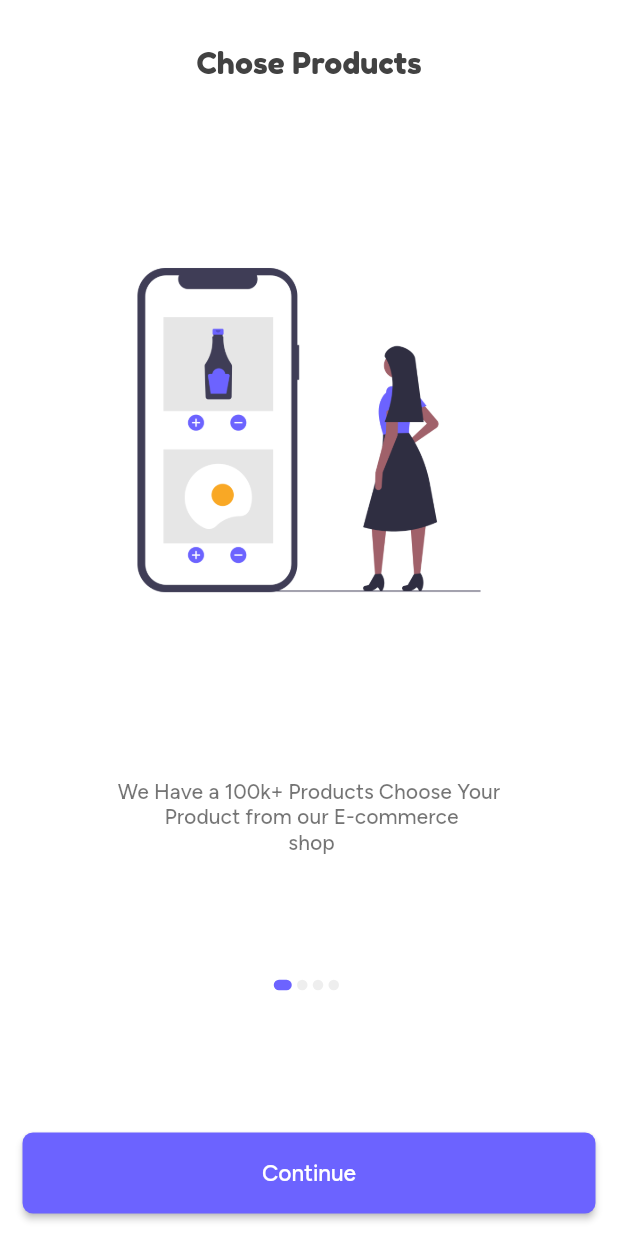
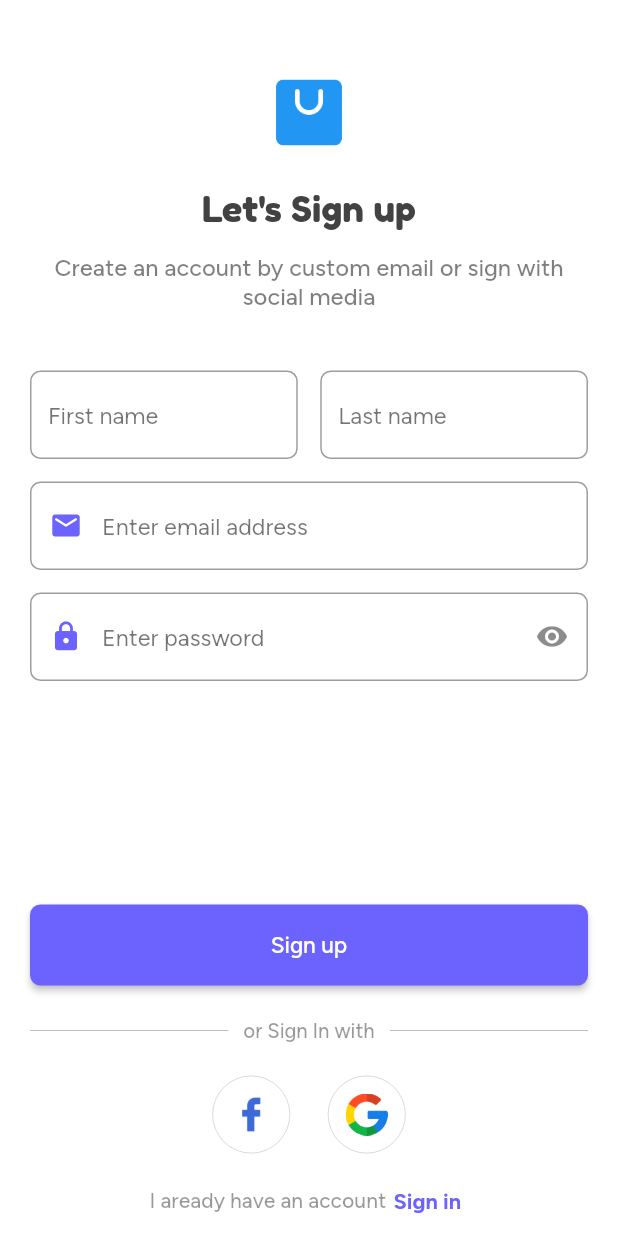
Before and after one commit to Medmoussaoui/ecommerce-app, a Flutter app: the screen it shows after launch, on a phone screen of 412 x 824 dp. Run offline on Flutter 3.47's test engine with Material 2 defaults, Android fonts, the phone set to English and light mode, and no system bars; our stand-ins replace get, shared_preferences.

Commit message:
create sign in and sign up screens

```diff
--- a/lib/core/constant/app_routes.dart
+++ b/lib/core/constant/app_routes.dart
@@ -1,6 +1,7 @@
 class AppRoute {
   static String language = '/language';
-  static String login = "/login";
+  static String signIn = "/login";
   static String onBoarding = '/onboarding';
   static String authScreen = '/authscreen';
+  static String signUp = '/createAccount';
 }
--- a/lib/core/constant/image_asset.dart
+++ b/lib/core/constant/image_asset.dart
@@ -10,4 +10,5 @@ class AppImageAsset {
   static const String fr = "$rootImages/fr.png";
   static const String facebook = "$rootImages/f.png";
   static const String google = "$rootImages/g.png";
+  static const String logo = "$rootImages/logo.png";
 }
--- a/lib/core/shared/custom_primary_button.dart
+++ b/lib/core/shared/custom_primary_button.dart
@@ -1,18 +1,26 @@
+import 'package:ecommercecourse/core/constant/color.dart';
 import 'package:flutter/material.dart';
 
 class CustomPrimaryButton extends StatelessWidget {
   final String buttonText;
+  final double topPadding;
+  final double bottomPadding;
   final void Function()? onPressed;
 
   const CustomPrimaryButton({
     Key? key,
     this.onPressed,
+    this.bottomPadding = 22,
+    this.topPadding = 0.0,
     required this.buttonText,
   }) : super(key: key);
 
   @override
   Widget build(BuildContext context) {
-    return MaterialButton(
+    return Padding(
+      padding: EdgeInsets.only(bottom: bottomPadding, top: topPadding),
+      child: MaterialButton(
+        disabledColor: AppColor.grey.withOpacity(0.1),
         padding: const EdgeInsets.symmetric(vertical: 18.0),
         minWidth: double.infinity,
         shape: RoundedRectangleBorder(
@@ -20,15 +28,12 @@ class CustomPrimaryButton extends StatelessWidget {
         ),
         color: Theme.of(context).primaryColor,
         textColor: Colors.white,
+        onPressed: onPressed,
         child: Text(
           buttonText,
           style: const TextStyle(fontSize: 15.0),
         ),
-      onPressed: () {
-        if (onPressed != null) {
-          onPressed!();
-        }
-      },
+      ),
     );
   }
 }
--- a/lib/main.dart
+++ b/lib/main.dart
@@ -26,6 +26,8 @@ class MyApp extends StatelessWidget {
       theme: ThemeData(
         fontFamily: localeController.langcode == 'ar' ? 'Noto' : 'Figtree',
         scaffoldBackgroundColor: Colors.white,
+        colorScheme:
+            ThemeData().colorScheme.copyWith(primary: AppColor.primaryColor),
         textTheme: TextTheme(
           headline1: TextStyle(
             fontFamily: 'FredokaOne',
@@ -34,8 +36,8 @@ class MyApp extends StatelessWidget {
           ),
           bodyText1: TextStyle(
             fontFamily: 'Figtree',
+            color: AppColor.grey,
             fontWeight: FontWeight.w500,
-            color: AppColor.grey,
           ),
           bodyText2: TextStyle(
             fontWeight: FontWeight.w500,
@@ -43,11 +45,11 @@ class MyApp extends StatelessWidget {
             color: AppColor.grey.withOpacity(0.5),
           ),
         ),
-        primaryColor: const Color(0xff6c63ff),
+        primaryColor: AppColor.primaryColor,
       ),
       translations: AppTranslation(),
       locale: localeController.language,
-      initialRoute: AppRoute.onBoarding,
+      initialRoute: AppRoute.signUp,
       getPages: routes,
     );
   }
--- a/lib/routes.dart
+++ b/lib/routes.dart
@@ -1,13 +1,15 @@
 import 'package:ecommercecourse/core/constant/app_routes.dart';
 import 'package:ecommercecourse/view/screen/auth/auth_screen.dart';
-import 'package:ecommercecourse/view/screen/auth/login_screen.dart';
+import 'package:ecommercecourse/view/screen/auth/sign_up.dart';
+import 'package:ecommercecourse/view/screen/auth/sign_in.dart';
 import 'package:ecommercecourse/view/screen/language_screen.dart';
 import 'package:ecommercecourse/view/screen/onboarding_screen.dart';
 import 'package:get/get.dart';
 
 List<GetPage<dynamic>> routes = [
-  GetPage(name: AppRoute.login, page: () => const LoginScreen()),
+  GetPage(name: AppRoute.signIn, page: () => const LoginScreen()),
   GetPage(name: AppRoute.onBoarding, page: () => OnBoardingScreen()),
   GetPage(name: AppRoute.language, page: () => const LanguageScreen()),
   GetPage(name: AppRoute.authScreen, page: () => const AuthScreen()),
+  GetPage(name: AppRoute.signUp, page: () => const CreateAccount()),
 ];
--- /dev/null
+++ b/lib/view/screen/auth/sign_up.dart
@@ -0,0 +1,96 @@
+import 'package:ecommercecourse/core/constant/app_routes.dart';
+import 'package:ecommercecourse/core/constant/image_asset.dart';
+import 'package:ecommercecourse/core/shared/custom_primary_button.dart';
+import 'package:ecommercecourse/view/widget/auth/cusrom_forget_password.dart';
+import 'package:ecommercecourse/view/widget/auth/custom_auth_title.dart';
+import 'package:ecommercecourse/view/widget/auth/custom_sign_with.dart';
+import 'package:ecommercecourse/view/widget/auth/custom_or_divider.dart';
+import 'package:ecommercecourse/view/widget/auth/custom_sub_title.dart';
+import 'package:ecommercecourse/view/widget/auth/custom_text_form_auth.dart';
+import 'package:ecommercecourse/view/widget/auth/guidance_text.dart';
+import 'package:flutter/material.dart';
+import 'package:get/get.dart';
+
+class CreateAccount extends StatelessWidget {
+  const CreateAccount({Key? key}) : super(key: key);
+
+  @override
+  Widget build(BuildContext context) {
+    return Scaffold(
+      //backgroundColor: Colors.grey[50],
+      body: SingleChildScrollView(
+        child: SizedBox(
+          height: Get.height,
+          child: Center(
+            child: Padding(
+              padding: const EdgeInsets.only(
+                  top: 50, right: 20, left: 20, bottom: 10),
+              child: Column(
+                children: [
+                  SizedBox(
+                    height: 50,
+                    width: 50,
+                    child: Image.asset(AppImageAsset.logo),
+                  ),
+                  const SizedBox(height: 25.0),
+                  const CustomAuthTitle(title: "Let's Sign up", fontSize: 24.0),
+                  const SizedBox(height: 15.0),
+                  const Padding(
+                    padding: EdgeInsets.symmetric(horizontal: 5.0),
+                    child: CustomSubTitle(
+                        subtitle:
+                            'Create an account by custom email or sign with social media '),
+                  ),
+                  const SizedBox(height: 40.0),
+                  Row(
+                    children: const [
+                      Expanded(
+                        child: CustomTextFormAuth(
+                          hintText: 'First name',
+                        ),
+                      ),
+                      SizedBox(width: 15),
+                      Expanded(
+                        child: CustomTextFormAuth(
+                          hintText: 'Last name',
+                        ),
+                      ),
+                    ],
+                  ),
+                  const SizedBox(height: 15),
+                  const CustomTextFormAuth(
+                    hintText: 'Enter email address',
+                    icon: Icons.email_rounded,
+                  ),
+                  const SizedBox(height: 15),
+                  const CustomTextFormAuth(
+                    hintText: 'Enter password',
+                    isSecure: true,
+                    icon: Icons.lock_rounded,
+                  ),
+                  const Spacer(),
+                  CustomPrimaryButton(
+                    buttonText: 'Sign up',
+                    onPressed: () {},
+                  ),
+                  const CustomOrDivider(text: 'or Sign In with'),
+                  const Padding(
+                    padding: EdgeInsets.only(top: 22, bottom: 18.0),
+                    child: CustomSignWith(),
+                  ),
+                  GuidanceText(
+                    title: "I aready have an account",
+                    tapText: 'Sign in',
+                    onTap: () {
+                      Get.toNamed(AppRoute.signIn);
+                    },
+                  ),
+                ],
+              ),
+            ),
+          ),
+        ),
+      ),
+    );
+  }
+}
--- a/lib/view/widget/auth/custom_auth_title.dart
+++ b/lib/view/widget/auth/custom_auth_title.dart
@@ -1,3 +1,4 @@
+import 'package:ecommercecourse/core/constant/color.dart';
 import 'package:flutter/material.dart';
 
 class CustomAuthTitle extends StatelessWidget {
@@ -15,10 +16,10 @@ class CustomAuthTitle extends StatelessWidget {
     return Text(
       title,
       textAlign: TextAlign.center,
-      style: const TextStyle(
-        fontSize: 37.0,
+      style: TextStyle(
+        fontSize: fontSize,
         fontFamily: 'FredokaOne',
-        color: Colors.black87,
+        color: AppColor.blackGrey,
       ),
     );
   }
--- a/lib/view/widget/auth/custom_sign_with.dart
+++ b/lib/view/widget/auth/custom_sign_with.dart
@@ -1,5 +1,5 @@
 import 'package:ecommercecourse/core/constant/image_asset.dart';
-import 'package:ecommercecourse/view/widget/auth/custom_circule_icon.dart';
+import 'package:ecommercecourse/view/widget/auth/custom_social_media_icon.dart';
 import 'package:flutter/cupertino.dart';
 
 class CustomSignWith extends StatelessWidget {
@@ -10,9 +10,9 @@ class CustomSignWith extends StatelessWidget {
     return Row(
       mainAxisAlignment: MainAxisAlignment.center,
       children: const [
-        CustomCirculIcon(iconPath: AppImageAsset.facebook),
+        CustomSocialMediaIcon(iconPath: AppImageAsset.facebook),
         SizedBox(width: 25),
-        CustomCirculIcon(iconPath: AppImageAsset.google),
+        CustomSocialMediaIcon(iconPath: AppImageAsset.google),
       ],
     );
   }
--- /dev/null
+++ b/lib/view/widget/auth/custom_social_media_icon.dart
@@ -0,0 +1,32 @@
+import 'package:flutter/material.dart';
+
+class CustomSocialMediaIcon extends StatelessWidget {
+  final String iconPath;
+  final void Function()? onPressed;
+
+  const CustomSocialMediaIcon({
+    Key? key,
+    required this.iconPath,
+    this.onPressed,
+  }) : super(key: key);
+
+  @override
+  Widget build(BuildContext context) {
+    return MaterialButton(
+      onPressed: () {},
+      padding: const EdgeInsets.all(12.0),
+      highlightElevation: 2.0,
+      minWidth: 50,
+      height: 50,
+      elevation: 0.0,
+      shape: CircleBorder(
+        side: BorderSide(
+          width: 0.5,
+          color: Colors.grey.withOpacity(0.5),
+        ),
+      ),
+      color: Colors.white,
+      child: Image.asset(iconPath, width: 28.0, height: 28.0),
+    );
+  }
+}
--- a/lib/view/widget/auth/custom_sub_title.dart
+++ b/lib/view/widget/auth/custom_sub_title.dart
@@ -9,7 +9,7 @@ class CustomSubTitle extends StatelessWidget {
     return Text(
       subtitle,
       textAlign: TextAlign.center,
-      style: Theme.of(context).textTheme.bodyText2,
+      style: Theme.of(context).textTheme.bodyText2!.copyWith(fontSize: 15.7),
     );
   }
 }
--- /dev/null
+++ b/lib/view/widget/auth/custom_text_form_auth.dart
@@ -0,0 +1,65 @@
+import 'package:ecommercecourse/core/constant/color.dart';
+import 'package:flutter/material.dart';
+
+class CustomTextFormAuth extends StatefulWidget {
+  final String hintText;
+  final bool isSecure;
+  final IconData? icon;
+  final TextEditingController? controller;
+
+  const CustomTextFormAuth({
+    Key? key,
+    this.controller,
+    required this.hintText,
+    this.isSecure = false,
+    this.icon,
+  }) : super(key: key);
+
+  @override
+  State<CustomTextFormAuth> createState() => _CustomTextFormAuthState();
+}
+
+class _CustomTextFormAuthState extends State<CustomTextFormAuth> {
+  bool showPassword = false;
+
+  @override
+  Widget build(BuildContext context) {
+    return TextFormField(
+      controller: widget.controller,
+      obscureText: widget.isSecure && !showPassword,
+      decoration: InputDecoration(
+        hintText: widget.hintText,
+        hintStyle: Theme.of(context)
+            .textTheme
+            .bodyText1!
+            .copyWith(fontSize: 15.5, fontWeight: FontWeight.w400),
+        border: OutlineInputBorder(
+          borderRadius: BorderRadius.circular(7.0),
+        ),
+        focusedBorder: OutlineInputBorder(
+          borderRadius: BorderRadius.circular(7.0),
+          borderSide: BorderSide(
+            width: 1.5,
+            color: AppColor.primaryColor.withOpacity(0.9),
+          ),
+        ),
+        suffixIcon: widget.isSecure
+            ? InkWell(
+                borderRadius: BorderRadius.circular(200),
+                onTap: () {
+                  setState(() {
+                    showPassword = !showPassword;
+                  });
+                },
+                child: Icon(
+                  showPassword ? Icons.visibility_off : Icons.visibility,
+                  size: 22,
+                ),
+              )
+            : null,
+        prefixIconColor: AppColor.primaryColor,
+        prefixIcon: widget.icon != null ? Icon(widget.icon, size: 22) : null,
+      ),
+    );
+  }
+}
--- /dev/null
+++ b/lib/view/widget/auth/guidance_text.dart
@@ -0,0 +1,48 @@
+import 'package:ecommercecourse/core/constant/color.dart';
+import 'package:flutter/material.dart';
+
+class GuidanceText extends StatelessWidget {
+  const GuidanceText({
+    Key? key,
+    required this.title,
+    required this.tapText,
+    this.onTap,
+  }) : super(key: key);
+
+  final String title;
+  final String tapText;
+  final void Function()? onTap;
+
+  @override
+  Widget build(BuildContext context) {
+    return Row(
+      mainAxisAlignment: MainAxisAlignment.center,
+      children: [
+        Text(
+          title,
+          style: TextStyle(
+            fontWeight: FontWeight.w500,
+            color: AppColor.grey.withOpacity(0.4),
+            fontSize: 14.0,
+          ),
+        ),
+        TextButton(
+          style: TextButton.styleFrom(
+            minimumSize: Size.zero,
+            padding: EdgeInsets.all(5.0),
+            tapTargetSize: MaterialTapTargetSize.shrinkWrap,
+          ),
+          onPressed: onTap,
+          child: Text(
+            tapText,
+            style: TextStyle(
+              fontSize: 14.5,
+              fontWeight: FontWeight.w600,
+              color: AppColor.primaryColor,
+            ),
+          ),
+        ),
+      ],
+    );
+  }
+}
--- a/lib/view/widget/languange/custom_skip_button.dart
+++ b/lib/view/widget/languange/custom_skip_button.dart
@@ -1,3 +1,4 @@
+import 'package:ecommercecourse/core/constant/app_routes.dart';
 import 'package:ecommercecourse/core/constant/color.dart';
 import 'package:ecommercecourse/core/localization/locale_controller.dart';
 import 'package:flutter/material.dart';
@@ -16,7 +17,7 @@ class CustomSkipButton extends GetView<LocaleController> {
             : Alignment.topRight,
         child: InkWell(
           onTap: () {
-            Get.toNamed('/onboarding');
+            Get.toNamed(AppRoute.onBoarding);
           },
           child: Text(
             '5'.tr,
```
Also changed, not shown: lib/view/screen/auth/auth_screen.dart (+25 -16 lines), lib/view/screen/auth/login_screen.dart (deleted, +0 -15 lines), lib/view/screen/auth/sign_in.dart (added, +82 -0 lines), lib/view/widget/auth/already_have_account.dart (deleted, +0 -33 lines), lib/view/widget/auth/cusrom_forget_password.dart (added, +13 -0 lines), lib/view/widget/auth/custom_circule_icon.dart (deleted, +0 -21 lines), assets/images/logo.png (added). Lines whose indentation alone changed are shown as unchanged.
